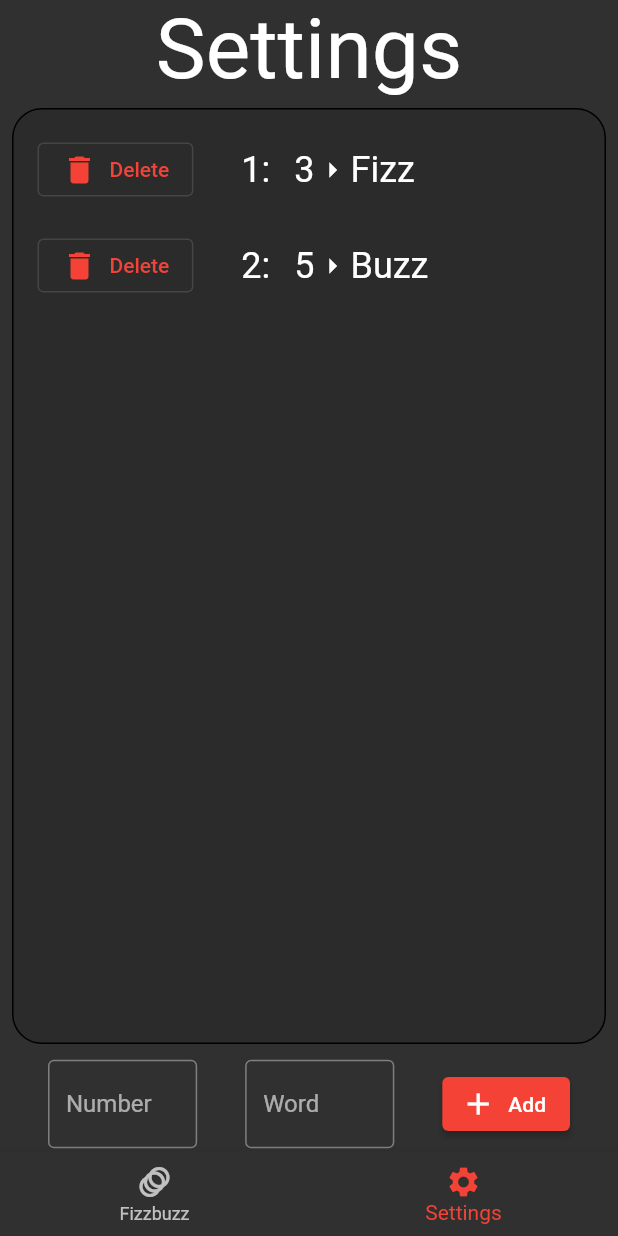
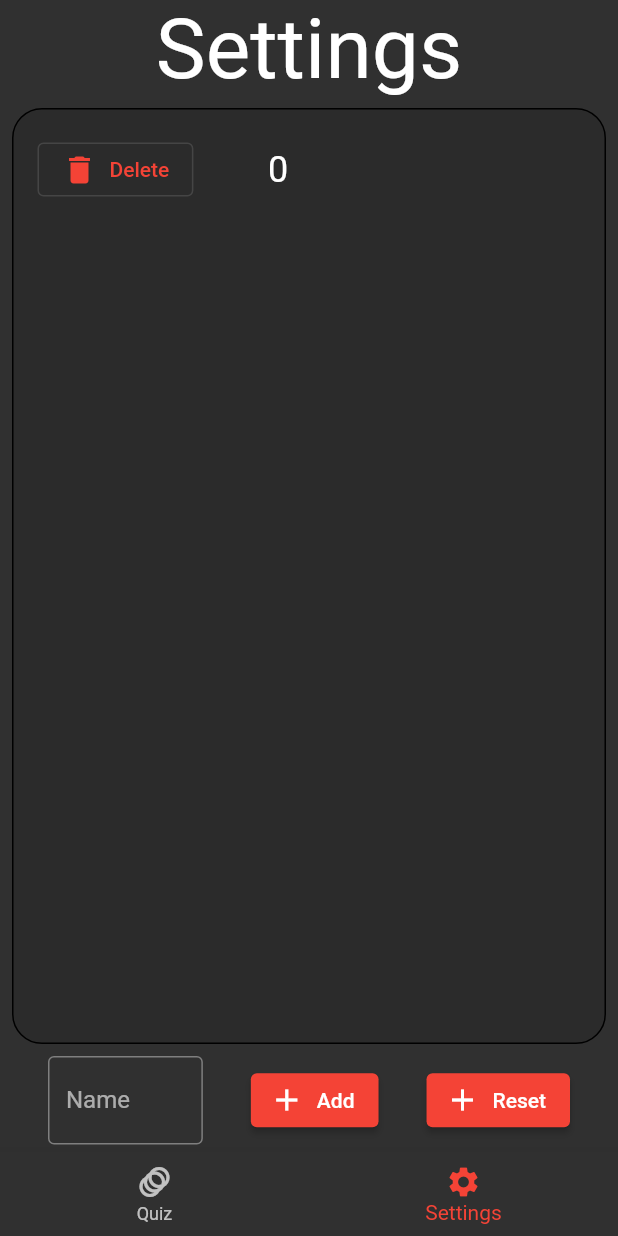
Before and after one commit to FranktheFurter/quizzer_ui, a Flutter app: the screen it shows after launch, item 2 of the bottom bar chosen, after a tap on "Add", on a phone screen of 412 x 824 dp. Run offline on Flutter 3.47's test engine with Material 2 defaults, Android fonts, the phone set to English and light mode, and no system bars; our stand-ins replace flutter_mobx, mobx; generated files the repository leaves out were written again; Roboto replaces fonts that are missing (Raleway).

Commit message:
Version 0.9

```diff
--- a/lib/main.dart
+++ b/lib/main.dart
@@ -51,7 +51,7 @@ class _MyAppState extends State<MyApp> with SingleTickerProviderStateMixin {
                 physics: NeverScrollableScrollPhysics(),
                 controller: _tabController,
                 children: [
-                  Fizzbuzz(),
+                  Quizzer(),
                   Settings(),
                 ],
               ),
@@ -67,7 +67,7 @@ class _MyAppState extends State<MyApp> with SingleTickerProviderStateMixin {
           items: <BottomNavigationBarItem>[
             BottomNavigationBarItem(
               icon: Icon(Icons.animation),
-              label: 'Fizzbuzz',
+              label: 'Quiz',
             ),
             BottomNavigationBarItem(
               icon: Icon(Icons.settings),
--- a/lib/mainstate.dart
+++ b/lib/mainstate.dart
@@ -10,6 +10,8 @@ abstract class _MainStateBase with Store {
     WordNumberMatch(name: 'Fizz', number: 3),
     WordNumberMatch(name: 'Buzz', number: 5),
   ]);
+
+  ObservableList<Player> players = ObservableList<Player>.of([]);
 
   @computed
   ObservableList<WordNumberMatch> get matchesToDisplay {
--- a/lib/model.dart
+++ b/lib/model.dart
@@ -4,3 +4,10 @@ class WordNumberMatch {
   String name;
   int number;
 }
+
+class Player {
+  Player({required this.name, required this.points});
+
+  String name;
+  int points;
+}
--- a/lib/quizzer.dart
+++ b/lib/quizzer.dart
@@ -1,20 +1,21 @@
 // ignore_for_file: prefer_const_constructors
 
+import 'package:flutter_mobx/flutter_mobx.dart';
 import 'package:quizzer_ui/mainstate.dart';
 import 'package:quizzer_ui/model.dart';
 import 'package:flutter/material.dart';
 import 'package:mobx/mobx.dart';
 
-class Fizzbuzz extends StatefulWidget {
-  const Fizzbuzz({
+class Quizzer extends StatefulWidget {
+  const Quizzer({
     Key? key,
   }) : super(key: key);
 
   @override
-  State<Fizzbuzz> createState() => _FizzbuzzState();
+  State<Quizzer> createState() => _QuizzerState();
 }
 
-class _FizzbuzzState extends State<Fizzbuzz> {
+class _QuizzerState extends State<Quizzer> {
   ScrollController _scrollController = ScrollController();
 
   @override
@@ -24,7 +25,7 @@ class _FizzbuzzState extends State<Fizzbuzz> {
       children: [
         SizedBox(
           height: 64,
-          child: FittedBox(child: Text("Fizzbuzz")),
+          child: FittedBox(child: Text("Quizzer")),
         ),
         Expanded(
           child: Padding(
@@ -35,37 +36,10 @@ class _FizzbuzzState extends State<Fizzbuzz> {
                 border: Border.all(),
                 borderRadius: BorderRadius.all(Radius.circular(20)),
               ),
-              child: FizzContainer(_scrollController),
+              child: QuizContainer(),
             ),
           ),
         ),
-        Container(
-            height: 64,
-            child: Row(
-              mainAxisAlignment: MainAxisAlignment.spaceEvenly,
-              children: [
-                ElevatedButton(
-                  child: Text("Start"),
-                  onPressed: () {
-                    _scrollController.animateTo(
-                      _scrollController.position.maxScrollExtent,
-                      duration: Duration(seconds: 180),
-                      curve: Curves.linear,
-                    );
-                  },
-                ),
-                ElevatedButton(
-                  child: Text("Reset"),
-                  onPressed: () {
-                    _scrollController.animateTo(
-                      _scrollController.position.minScrollExtent,
-                      duration: Duration(seconds: 1),
-                      curve: Curves.linear,
-                    );
-                  },
-                )
-              ],
-            ))
       ],
     );
   }
@@ -109,3 +83,66 @@ class _FizzbuzzState extends State<Fizzbuzz> {
     ]);
   }
 }
+
+class QuizContainer extends StatefulWidget {
+  const QuizContainer({Key? key}) : super(key: key);
+
+  @override
+  State<QuizContainer> createState() => _QuizContainerState();
+}
+
+class _QuizContainerState extends State<QuizContainer> {
+  @override
+  Widget build(BuildContext context) {
+    return Observer(
+      builder: (_) {
+        return ListView.builder(
+            itemCount: mainState.players.length,
+            itemBuilder: (BuildContext context, int index) {
+              return Padding(
+                padding: const EdgeInsets.only(right: 16.0, left: 16, top: 4, bottom: 4),
+                child: Row(
+                  children: [
+                    const Icon(Icons.person),
+                    SizedBox(
+                      width: 16,
+                    ),
+                    Text("(${mainState.players[index].points})   ${mainState.players[index].name}"),
+                    Spacer(),
+                    IconButton(
+                      onPressed: () {
+                        for (var i = 0; i < mainState.players.length; i++) {
+                          if (i == index) {
+                            setState(() {
+                              mainState.players[i].points = mainState.players[i].points + 4;
+                            });
+                          }
+                        }
+                      },
+                      icon: Icon(Icons.check),
+                      color: Colors.green,
+                    ),
+                    SizedBox(
+                      width: 16,
+                    ),
+                    IconButton(
+                      onPressed: () {
+                        for (var i = 0; i < mainState.players.length; i++) {
+                          if (i != index) {
+                            setState(() {
+                              mainState.players[i].points = mainState.players[i].points + 1;
+                            });
+                          }
+                        }
+                      },
+                      icon: Icon(Icons.error),
+                      color: Colors.red,
+                    ),
+                  ],
+                ),
+              );
+            });
+      },
+    );
+  }
+}
--- a/lib/settings.dart
+++ b/lib/settings.dart
@@ -1,5 +1,6 @@
 // ignore_for_file: prefer_const_constructors, prefer_const_literals_to_create_immutables
 
+import 'package:flutter_mobx/flutter_mobx.dart';
 import 'package:quizzer_ui/mainstate.dart';
 import 'package:quizzer_ui/model.dart';
 import 'package:flutter/material.dart';
@@ -15,8 +16,12 @@ class Settings extends StatefulWidget {
 }
 
 class _SettingsState extends State<Settings> {
+  final fieldText = TextEditingController();
+
   @override
   Widget build(BuildContext context) {
+    return Observer(
+      builder: (_) {
         return Column(
           mainAxisAlignment: MainAxisAlignment.start,
           children: [
@@ -41,50 +46,51 @@ class _SettingsState extends State<Settings> {
                 height: 64,
                 child: Padding(
                   padding: const EdgeInsets.symmetric(horizontal: 32.0),
-              child: Row(
+                  child: Column(
+                    children: [
+                      Row(
                         children: [
                           Expanded(
                               child: TextField(
-                    onChanged: (value) {
-                      if (value.isNotEmpty) {
-                        mainState.number = int.parse(value);
-                      }
-                    },
+                            onChanged: (value) => mainState.word = value,
+                            controller: fieldText,
                             decoration: InputDecoration(
-                      labelText: "Number",
-                      border: OutlineInputBorder(),
-                    ),
-                    keyboardType: TextInputType.number,
-                  )),
-                  SizedBox(width: 32),
-                  Expanded(
-                      child: TextField(
-                    onChanged: (value) => mainState.word = value,
-                    decoration: InputDecoration(
-                      labelText: "Word",
+                              labelText: "Name",
                               border: OutlineInputBorder(),
                             ),
                           )),
                           SizedBox(width: 32),
                           ElevatedButton.icon(
                               onPressed: () {
-                        if (mainState.number == 0 || mainState.word.isEmpty) {
-                          return;
-                        }
-                        mainState.matchesToDisplay.add(WordNumberMatch(
-                          name: mainState.word,
-                          number: mainState.number,
-                        ));
+                                mainState.players.add(Player(name: mainState.word, points: 0));
+
+                                setState(() {
                                   mainState.number = 0;
                                   mainState.word = "";
-                        setState(() {});
+                                  fieldText.clear();
+                                });
                               },
                               icon: Icon(Icons.add),
                               label: Text("Add")),
+                          SizedBox(width: 32),
+                          ElevatedButton.icon(
+                              onPressed: () {
+                                setState(() {
+                                  for (var i = 0; i < mainState.players.length; i++) {
+                                    mainState.players[i].points = 0;
+                                  }
+                                });
+                              },
+                              icon: Icon(Icons.add),
+                              label: Text("Reset")),
+                        ],
+                      ),
                     ],
                   ),
                 ))
           ],
+        );
+      },
     );
   }
 
@@ -92,7 +98,7 @@ class _SettingsState extends State<Settings> {
     return Padding(
       padding: const EdgeInsets.all(8.0),
       child: ListView.builder(
-        itemCount: mainState.matchesToDisplay.length,
+        itemCount: mainState.players.length,
         itemBuilder: (context, index) {
           return RowElement(index);
         },
@@ -106,17 +112,13 @@ class _SettingsState extends State<Settings> {
       child: Row(children: [
         OutlinedButton.icon(
             onPressed: () {
-              mainState.matches.removeAt(index);
+              mainState.players.removeAt(index);
               setState(() {});
             },
             icon: Icon(Icons.delete),
             label: Text("Delete")),
         SizedBox(width: 32),
-        Text("${index + 1}:", style: TextStyle(fontSize: 24, color: Colors.white)),
-        SizedBox(width: 16),
-        Text(mainState.matches[index].number.toString(), style: TextStyle(fontSize: 24, color: Colors.white)),
-        Icon(Icons.arrow_right, size: 24, color: Colors.white),
-        Center(child: Text(mainState.matches[index].name, style: TextStyle(fontSize: 24, color: Colors.white))),
+        Center(child: Text(mainState.players[index].name + "   " + mainState.players[index].points.toString(), style: TextStyle(fontSize: 24, color: Colors.white))),
       ]),
     );
   }
```
Lines whose indentation alone changed are shown as unchanged.
